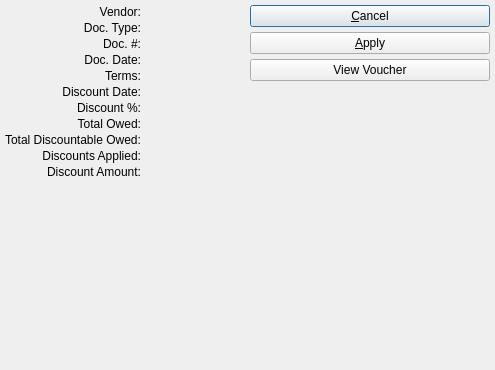
Pegasus-RPG/xtuple-client, file guiclient/applyDiscount.ui: the form before one commit.
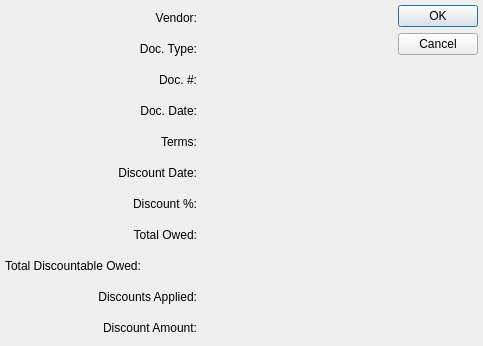
The form after the commit. Custom widgets are drawn as their Qt base class.

Commit message: Use button boxes for style guidelines.

The edit to the form file:
```diff
--- a/guiclient/applyDiscount.ui
+++ b/guiclient/applyDiscount.ui
@@ -13,19 +13,14 @@
    <rect>
     <x>0</x>
     <y>0</y>
-    <width>495</width>
-    <height>370</height>
+    <width>483</width>
+    <height>346</height>
    </rect>
   </property>
   <property name="windowTitle">
    <string>Apply A/P Discount</string>
   </property>
-  <layout class="QHBoxLayout">
-   <item>
-    <layout class="QGridLayout">
-     <property name="spacing">
-      <number>2</number>
-     </property>
+  <layout class="QGridLayout" name="gridLayout">
      <item row="0" column="0">
       <widget class="QLabel" name="_vendLit">
        <property name="text">
@@ -46,7 +41,17 @@
        </property>
       </widget>
      </item>
-     <item row="2" column="0">
+   <item row="0" column="2" rowspan="11">
+    <widget class="QDialogButtonBox" name="_buttonBox">
+     <property name="orientation">
+      <enum>Qt::Vertical</enum>
+     </property>
+     <property name="standardButtons">
+      <set>QDialogButtonBox::Cancel|QDialogButtonBox::Ok</set>
+     </property>
+    </widget>
+   </item>
+   <item row="1" column="0">
       <widget class="QLabel" name="_doctypeLit">
        <property name="text">
         <string>Doc. Type:</string>
@@ -59,14 +64,14 @@
        </property>
       </widget>
      </item>
-     <item row="2" column="1">
+   <item row="1" column="1">
       <widget class="QLabel" name="_doctype">
        <property name="text">
         <string/>
        </property>
       </widget>
      </item>
-     <item row="3" column="0">
+   <item row="2" column="0">
       <widget class="QLabel" name="_docnumLit">
        <property name="text">
         <string>Doc. #:</string>
@@ -76,14 +81,14 @@
        </property>
       </widget>
      </item>
-     <item row="3" column="1">
+   <item row="2" column="1">
       <widget class="QLabel" name="_docnum">
        <property name="text">
         <string/>
        </property>
       </widget>
      </item>
-     <item row="4" column="0">
+   <item row="3" column="0">
       <widget class="QLabel" name="_docdateLit">
        <property name="text">
         <string>Doc. Date:</string>
@@ -96,14 +101,14 @@
        </property>
       </widget>
      </item>
-     <item row="4" column="1" colspan="2">
+   <item row="3" column="1">
       <widget class="DLineEdit" name="_docdate">
        <property name="enabled">
         <bool>false</bool>
        </property>
       </widget>
      </item>
-     <item row="6" column="0">
+   <item row="4" column="0">
       <widget class="QLabel" name="_termsLit">
        <property name="text">
         <string>Terms:</string>
@@ -113,14 +118,14 @@
        </property>
       </widget>
      </item>
-     <item row="6" column="1" colspan="2">
+   <item row="4" column="1">
       <widget class="QLabel" name="_terms">
        <property name="text">
         <string/>
        </property>
       </widget>
      </item>
-     <item row="7" column="0">
+   <item row="5" column="0">
       <widget class="QLabel" name="_discdateLit">
        <property name="text">
         <string>Discount Date:</string>
@@ -133,7 +138,14 @@
        </property>
       </widget>
      </item>
-     <item row="8" column="0">
+   <item row="5" column="1">
+    <widget class="DLineEdit" name="_discdate">
+     <property name="enabled">
+      <bool>false</bool>
+     </property>
+    </widget>
+   </item>
+   <item row="6" column="0">
       <widget class="QLabel" name="_discprcntLit">
        <property name="text">
         <string>Discount %:</string>
@@ -143,21 +155,14 @@
        </property>
       </widget>
      </item>
-     <item row="8" column="1">
+   <item row="6" column="1">
       <widget class="XLabel" name="_discprcnt">
        <property name="text">
         <string/>
        </property>
       </widget>
      </item>
-     <item row="7" column="1" colspan="2">
-      <widget class="DLineEdit" name="_discdate">
-       <property name="enabled">
-        <bool>false</bool>
-       </property>
-      </widget>
-     </item>
-     <item row="10" column="0">
+   <item row="7" column="0">
       <widget class="QLabel" name="_owedLit">
        <property name="text">
         <string>Total Owed:</string>
@@ -167,10 +172,20 @@
        </property>
       </widget>
      </item>
-     <item row="10" column="1">
+   <item row="7" column="1">
       <widget class="CurrDisplay" name="_owed"/>
      </item>
-     <item row="12" column="0">
+   <item row="8" column="0">
+    <widget class="QLabel" name="_discountableOwedLit">
+     <property name="text">
+      <string>Total Discountable Owed:</string>
+     </property>
+    </widget>
+   </item>
+   <item row="8" column="1">
+    <widget class="CurrDisplay" name="_discountableOwed"/>
+   </item>
+   <item row="9" column="0">
       <widget class="QLabel" name="_applieddiscountsLit">
        <property name="text">
         <string>Discounts Applied:</string>
@@ -180,102 +195,29 @@
        </property>
       </widget>
      </item>
-     <item row="12" column="1">
+   <item row="9" column="1">
       <widget class="CurrDisplay" name="_applieddiscounts"/>
      </item>
-     <item row="13" column="0">
+   <item row="10" column="0">
       <widget class="QLabel" name="_targetAmountLit">
        <property name="text">
         <string>Discount Amount:</string>
        </property>
        <property name="alignment">
-        <set>Qt::AlignRight|Qt::AlignTop|Qt::AlignTrailing</set>
+      <set>Qt::AlignRight|Qt::AlignTrailing|Qt::AlignVCenter</set>
        </property>
        <property name="buddy">
         <cstring>_amount</cstring>
        </property>
       </widget>
      </item>
-     <item row="13" column="1">
+   <item row="10" column="1">
       <widget class="CurrCluster" name="_amount">
        <property name="currencyEditable" stdset="0">
         <bool>false</bool>
        </property>
       </widget>
      </item>
-     <item row="14" column="0">
-      <spacer>
-       <property name="orientation">
-        <enum>Qt::Vertical</enum>
-       </property>
-       <property name="sizeHint" stdset="0">
-        <size>
-         <width>20</width>
-         <height>0</height>
-        </size>
-       </property>
-      </spacer>
-     </item>
-     <item row="11" column="1">
-      <widget class="CurrDisplay" name="_discountableOwed"/>
-     </item>
-     <item row="11" column="0">
-      <widget class="QLabel" name="_discountableOwedLit">
-       <property name="text">
-        <string>Total Discountable Owed:</string>
-       </property>
-      </widget>
-     </item>
-    </layout>
-   </item>
-   <item>
-    <layout class="QVBoxLayout">
-     <property name="spacing">
-      <number>0</number>
-     </property>
-     <item>
-      <layout class="QVBoxLayout">
-       <item>
-        <widget class="QPushButton" name="_cancel">
-         <property name="text">
-          <string>&amp;Cancel</string>
-         </property>
-        </widget>
-       </item>
-       <item>
-        <widget class="QPushButton" name="_apply">
-         <property name="text">
-          <string>&amp;Apply</string>
-         </property>
-        </widget>
-       </item>
-       <item>
-        <widget class="QPushButton" name="_view">
-         <property name="text">
-          <string>View Voucher</string>
-         </property>
-        </widget>
-       </item>
-      </layout>
-     </item>
-     <item>
-      <spacer>
-       <property name="orientation">
-        <enum>Qt::Vertical</enum>
-       </property>
-       <property name="sizeType">
-        <enum>QSizePolicy::Expanding</enum>
-       </property>
-       <property name="sizeHint" stdset="0">
-        <size>
-         <width>20</width>
-         <height>0</height>
-        </size>
-       </property>
-      </spacer>
-     </item>
-    </layout>
-   </item>
   </layout>
  </widget>
  <layoutdefault spacing="5" margin="5"/>
```
Left out of the diff: 18 changed lines with no effect on the pictures. Lines whose indentation alone changed are shown as unchanged. The commit also changes 13 other files.
